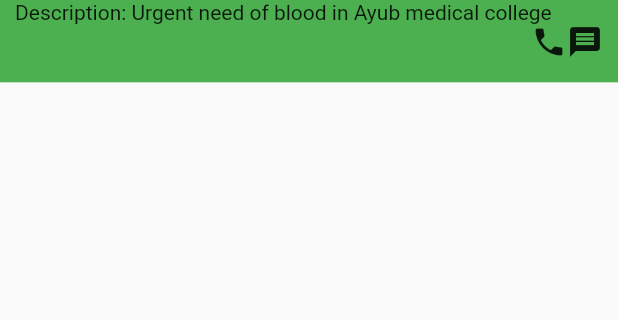
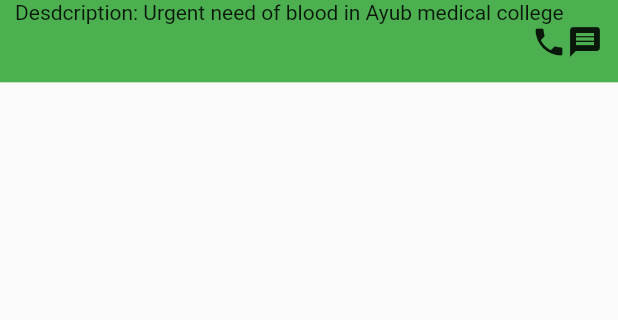
Before and after one commit to zee404/Flutter-projects, a Flutter app: the HomeScreen screen opened directly, item 2 of the bottom bar chosen, on a phone screen of 412 x 824 dp, the part 81-401 px from its top. Run offline on Flutter 3.47's test engine with Material 2 defaults, Android fonts, the phone set to English and light mode, and no system bars; our stand-ins replace date_format, firebase_auth; missing offline and left inert: flutter_google_places, geocoder, google_maps_webservice; accounts and stored records are empty.

Commit message:
E-Blood
1.12

```diff
--- a/e_blood/lib/screens/notification/notification.dart
+++ b/e_blood/lib/screens/notification/notification.dart
@@ -35,7 +35,7 @@ class NotificationScreen extends StatelessWidget {
                 ),
                 Container(
                   margin: EdgeInsets.only(left: 10),
-                  child: Text("Description: Urgent need of blood in Ayub medical college"),
+                  child: Text("Desdcription: Urgent need of blood in Ayub medical college"),
                 ),
                 Container(
                   margin: EdgeInsets.only(right: 10),
```
